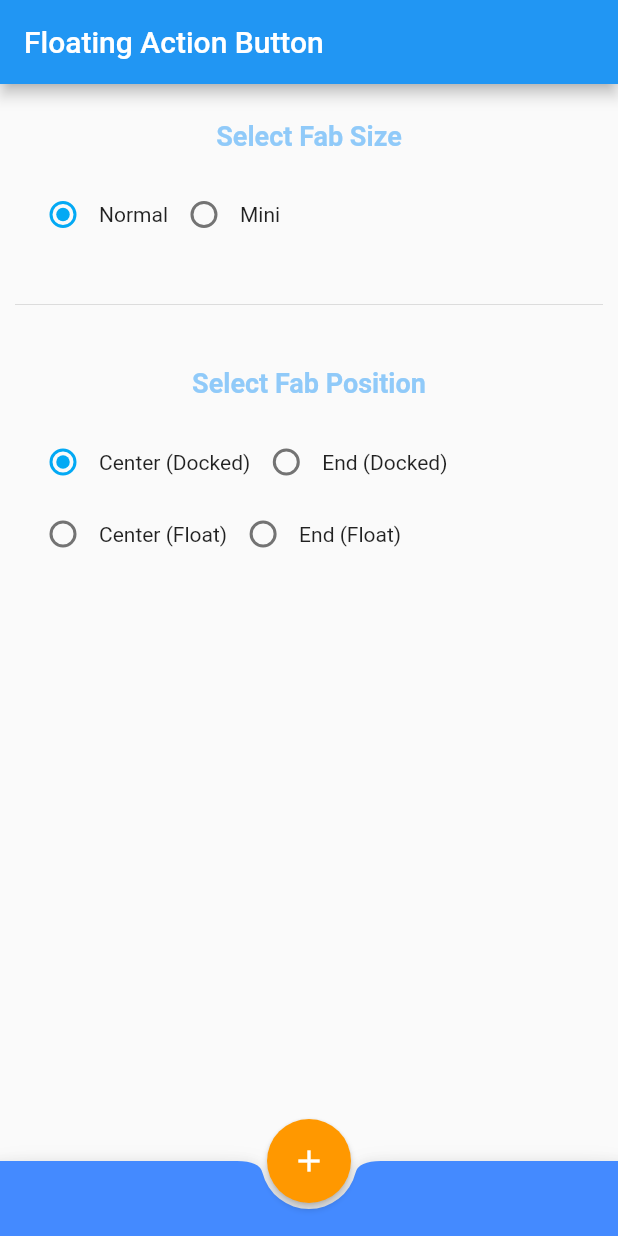
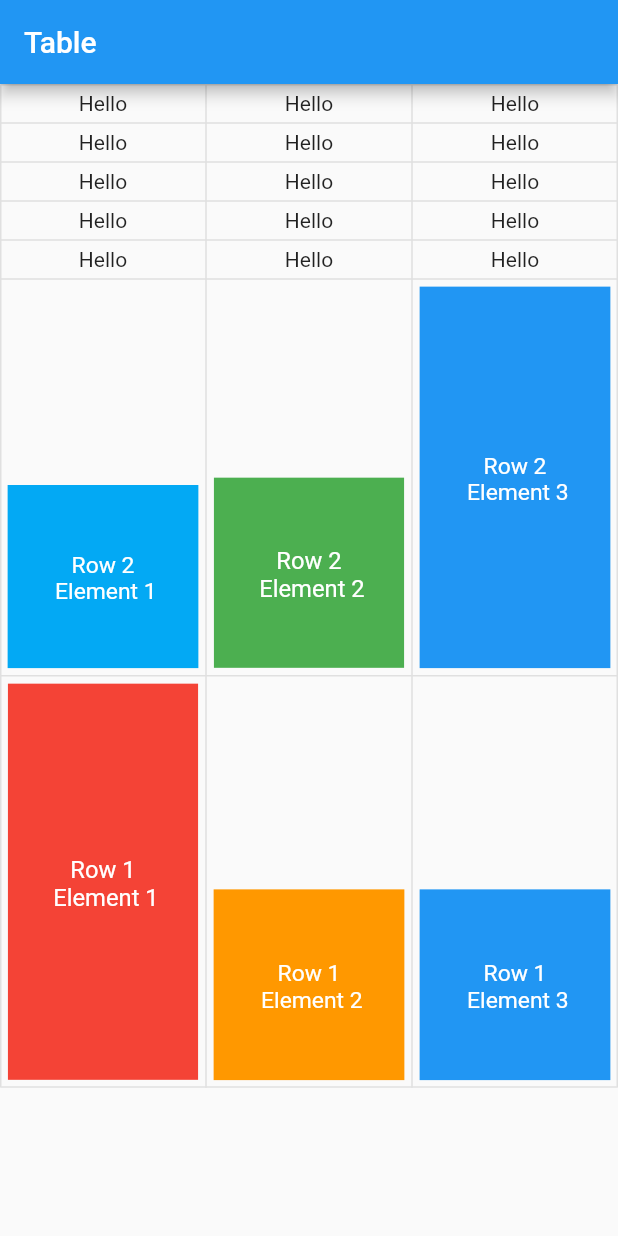
Before and after one commit to MV1998/flutter_cheat_sheet_app, a Flutter app: the screen it shows after launch, on a phone screen of 412 x 824 dp. Run offline on Flutter 3.47's test engine with Material 2 defaults, Android fonts, the phone set to English and light mode, and no system bars.

Commit message:
table widget added

```diff
--- /dev/null
+++ b/lib/flutter_widgets/table.dart
@@ -0,0 +1,240 @@
+import 'package:flutter/cupertino.dart';
+import 'package:flutter/material.dart';
+
+class TableWidget extends StatefulWidget {
+  @override
+  _TableWidgetState createState() => _TableWidgetState();
+}
+
+class _TableWidgetState extends State<TableWidget> {
+  @override
+  Widget build(BuildContext context) {
+    return Scaffold(
+      appBar: AppBar(
+        title: Text('Table'),
+      ),
+      body: SingleChildScrollView(
+        child: Table(
+          defaultVerticalAlignment: TableCellVerticalAlignment.bottom,
+          border: TableBorder.all(color: Colors.grey[300], width: 1),
+          children: <TableRow>[
+            TableRow(children: <Widget>[
+              Padding(
+                  padding: EdgeInsets.all(5),
+                  child: Text(
+                    'Hello',
+                    textAlign: TextAlign.center,
+                  )),
+              Padding(
+                  padding: EdgeInsets.all(5),
+                  child: Text(
+                    'Hello',
+                    textAlign: TextAlign.center,
+                  )),
+              Padding(
+                  padding: EdgeInsets.all(5),
+                  child: Text(
+                    'Hello',
+                    textAlign: TextAlign.center,
+                  )),
+            ]),
+            TableRow(children: <Widget>[
+              Padding(
+                  padding: EdgeInsets.all(5),
+                  child: Text(
+                    'Hello',
+                    textAlign: TextAlign.center,
+                  )),
+              Padding(
+                  padding: EdgeInsets.all(5),
+                  child: Text(
+                    'Hello',
+                    textAlign: TextAlign.center,
+                  )),
+              Padding(
+                  padding: EdgeInsets.all(5),
+                  child: Text(
+                    'Hello',
+                    textAlign: TextAlign.center,
+                  )),
+            ]),
+            TableRow(
+              children: <Widget>[
+                Padding(
+                    padding: EdgeInsets.all(5),
+                    child: Text(
+                      'Hello',
+                      textAlign: TextAlign.center,
+                    )),
+                Padding(
+                    padding: EdgeInsets.all(5),
+                    child: Text(
+                      'Hello',
+                      textAlign: TextAlign.center,
+                    )),
+                Padding(
+                    padding: EdgeInsets.all(5),
+                    child: Text(
+                      'Hello',
+                      textAlign: TextAlign.center,
+                    )),
+              ],
+            ),
+            TableRow(children: <Widget>[
+              Padding(
+                  padding: EdgeInsets.all(5),
+                  child: Text(
+                    'Hello',
+                    textAlign: TextAlign.center,
+                  )),
+              Padding(
+                  padding: EdgeInsets.all(5),
+                  child: Text(
+                    'Hello',
+                    textAlign: TextAlign.center,
+                  )),
+              Padding(
+                  padding: EdgeInsets.all(5),
+                  child: Text(
+                    'Hello',
+                    textAlign: TextAlign.center,
+                  )),
+            ]),
+            TableRow(children: <Widget>[
+              Padding(
+                  padding: EdgeInsets.all(5),
+                  child: Text(
+                    'Hello',
+                    textAlign: TextAlign.center,
+                  )),
+              Padding(
+                  padding: EdgeInsets.all(5),
+                  child: Text(
+                    'Hello',
+                    textAlign: TextAlign.center,
+                  )),
+              Padding(
+                  padding: EdgeInsets.all(5),
+                  child: Text(
+                    'Hello',
+                    textAlign: TextAlign.center,
+                  )),
+            ]),
+            TableRow(children: <Widget>[
+              FittedBox(
+                fit: BoxFit.contain,
+                child: Container(
+                  margin: EdgeInsets.all(2),
+                  color: Colors.lightBlue,
+                  width: 50.0,
+                  height: 48.0,
+                  child: Center(
+                    child: Text(
+                      "Row 2 \n Element 1",
+                      textAlign: TextAlign.center,
+                      style: TextStyle(
+                          color: Colors.white,
+                          fontSize: 6.0,),
+                    ),
+                  ),
+                ),
+              ),
+              FittedBox(
+                fit: BoxFit.contain,
+                child: Container(
+                  margin: EdgeInsets.all(2),
+                  color: Colors.green,
+                  width: 48.0,
+                  height: 48.0,
+                  child: Center(
+                    child: Text(
+                      "Row 2 \n Element 2",
+                      textAlign: TextAlign.center,
+                      style: TextStyle(
+                          color: Colors.white,
+                          fontSize: 6.0,),
+                    ),
+                  ),
+                ),
+              ),
+              FittedBox(
+                fit: BoxFit.contain,
+                child: Container(
+                  margin: EdgeInsets.all(2),
+                  color: Colors.blue,
+                  width: 50.0,
+                  height: 100.0,
+                  child: Center(
+                    child: Text(
+                      "Row 2 \n Element 3",
+                      textAlign: TextAlign.center,
+                      style: TextStyle(
+                          color: Colors.white,
+                          fontSize: 6.0,),
+                    ),
+                  ),
+                ),
+              ),
+            ]),
+            TableRow(children: <Widget>[
+              FittedBox(
+                fit: BoxFit.contain,
+                child: Container(
+                  margin: EdgeInsets.all(2),
+                  color: Colors.red,
+                  width: 48.0,
+                  height: 100.0,
+                  child: Center(
+                    child: Text(
+                      "Row 1 \n Element 1",
+                      textAlign: TextAlign.center,
+                      style: TextStyle(
+                          color: Colors.white,
+                          fontSize: 6.0,),
+                    ),
+                  ),
+                ),
+              ),
+              FittedBox(
+                fit: BoxFit.contain,
+                child: Container(
+                  margin: EdgeInsets.all(2),
+                  color: Colors.orange,
+                  width: 50.0,
+                  height: 50.0,
+                  child: Center(
+                    child: Text(
+                      "Row 1 \n Element 2",
+                      textAlign: TextAlign.center,
+                      style: TextStyle(
+                          color: Colors.white,
+                          fontSize: 6.0,),
+                    ),
+                  ),
+                ),
+              ),
+              FittedBox(
+                fit: BoxFit.contain,
+                child: Container(
+                  margin: EdgeInsets.all(2),
+                  color: Colors.blue,
+                  width: 50.0,
+                  height: 50.0,
+                  child: Center(
+                    child: Text(
+                      "Row 1 \n Element 3",
+                      textAlign: TextAlign.center,
+                      style: TextStyle(
+                          color: Colors.white,
+                          fontSize: 6.0,),
+                    ),
+                  ),
+                ),
+              ),
+            ]),
+          ],
+        ),
+      ),
+    );
+  }
+}
--- a/lib/main.dart
+++ b/lib/main.dart
@@ -3,6 +3,8 @@ import 'package:flutter/material.dart';
 import 'package:fluttercheatsheetapp/flutter_widgets/fade_transition.dart';
 import 'package:fluttercheatsheetapp/flutter_widgets/floating_action.dart';
 import 'package:fluttercheatsheetapp/flutter_widgets/future_builder.dart';
+import 'package:fluttercheatsheetapp/flutter_widgets/page_view.dart';
+import 'package:fluttercheatsheetapp/flutter_widgets/table.dart';
 
 void main() {
   runApp(MyApp());
@@ -35,6 +37,6 @@ class MyHomePage extends StatefulWidget {
 class _MyHomePageState extends State<MyHomePage> {
   @override
   Widget build(BuildContext context) {
-    return FloatingActionButtonWidget();
+    return TableWidget();
   }
 }
```
Also changed, not shown: lib/flutter_widgets/page_view.dart (added, +149 -0 lines).
